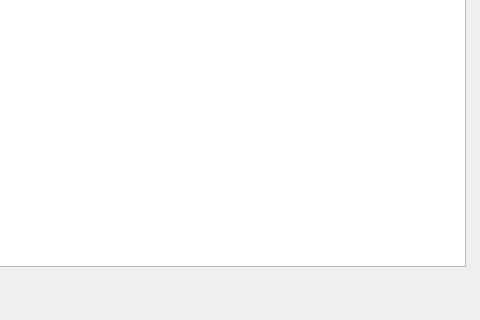
First picture: the form in main.ui, repository evva-m/coffee, before the edit; both pictures show x 490 to 970 and y 155 to 475 of the 970 by 475 pixel window.
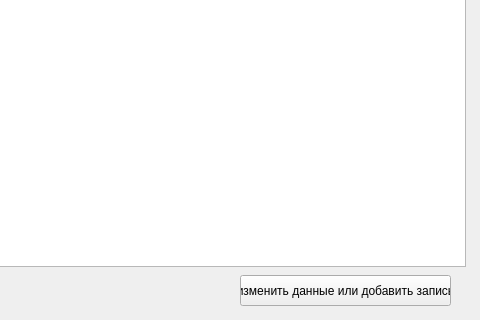
Second picture: the form after the edit.

Commit message: возможность создавать новую запись о кофе в базе данных и изменять существующие

Diff of the .ui file:
```diff
--- a/main.ui
+++ b/main.ui
@@ -23,6 +23,19 @@
     </rect>
    </property>
   </widget>
+  <widget class="QPushButton" name="btn">
+   <property name="geometry">
+    <rect>
+     <x>730</x>
+     <y>430</y>
+     <width>211</width>
+     <height>31</height>
+    </rect>
+   </property>
+   <property name="text">
+    <string>изменить данные или добавить запись</string>
+   </property>
+  </widget>
  </widget>
  <resources/>
  <connections/>
```
The commit also changes 3 other files.
